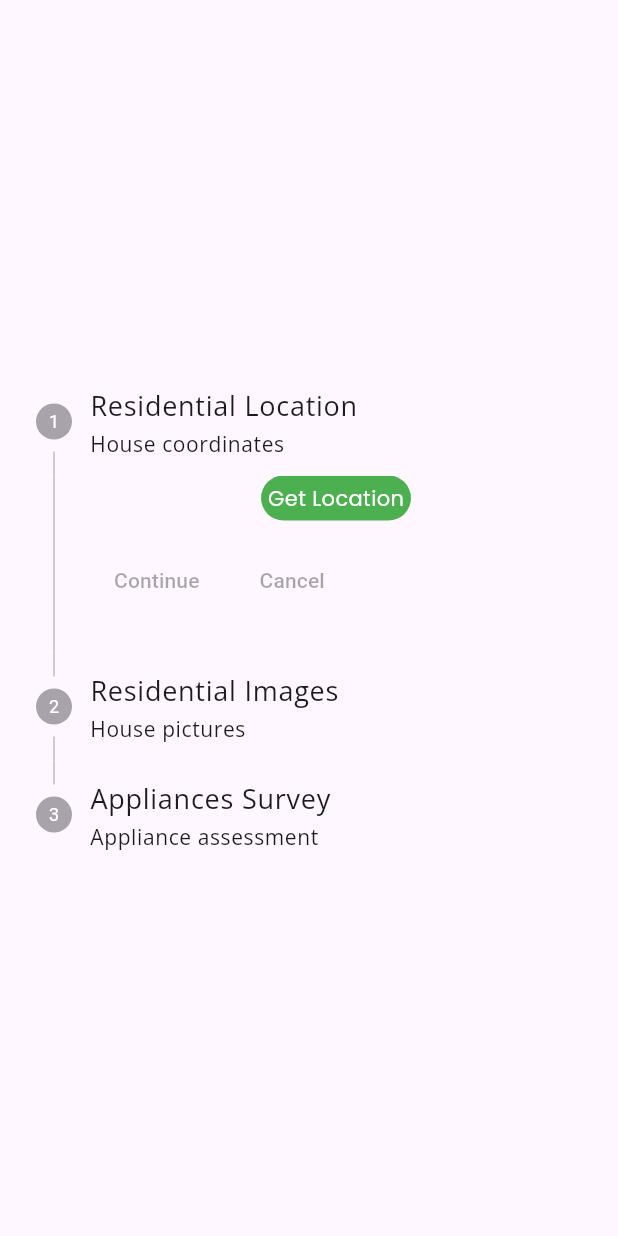
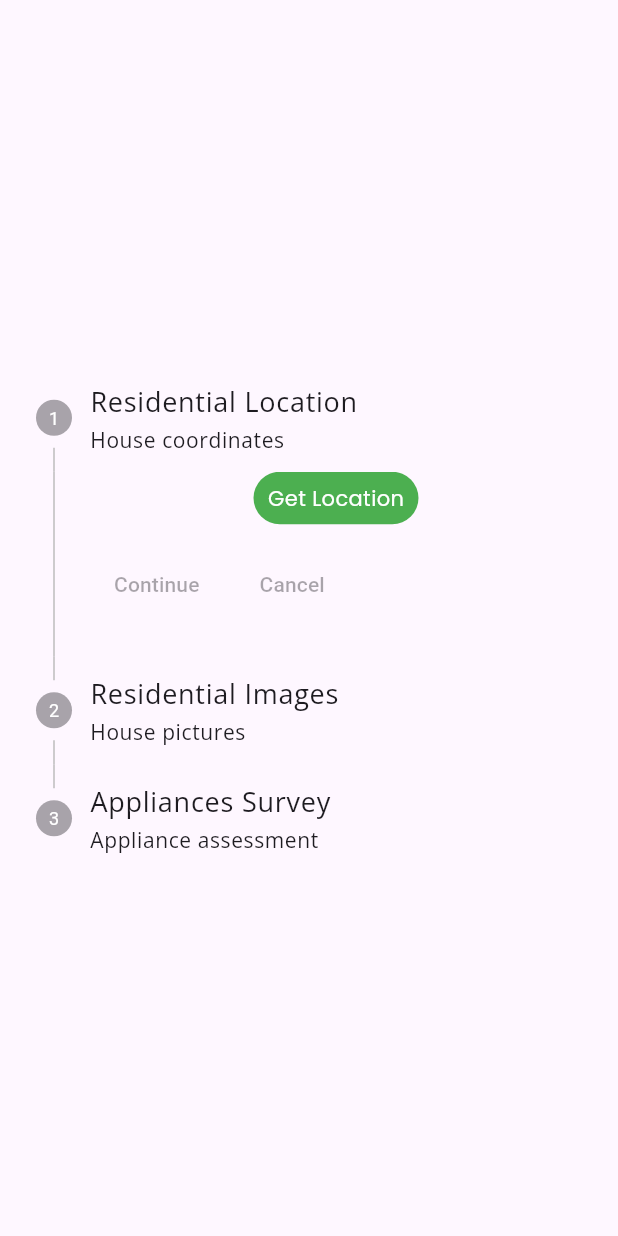
Before and after one commit to ZhenLink/Green-Energy, a Flutter app: the AssessmentSteps screen opened directly with empty values, after a tap on "Get Location", on a phone screen of 412 x 824 dp. Run offline on Flutter 3.47's test engine with Material 2 defaults, Android fonts, the phone set to English and light mode, and no system bars; our stand-ins replace geolocator, get, google_fonts, google_nav_bar; missing offline and left inert: dialog_flowtter; statements that could not run were skipped.

Commit message:
Golocation commit

```diff
--- a/lib/assessment/assessment_steps.dart
+++ b/lib/assessment/assessment_steps.dart
@@ -14,20 +14,66 @@ class AssessmentSteps extends StatefulWidget {
 }
 
 class _AssessmentStepsState extends State<AssessmentSteps> {
+  Future<Position> _determinePosition() async {
+    bool serviceEnabled;
+    LocationPermission permission;
+
+    // Test if location services are enabled.
+    serviceEnabled = await Geolocator.isLocationServiceEnabled();
+    if (!serviceEnabled) {
+      // Location services are not enabled don't continue
+      // accessing the position and request users of the
+      // App to enable the location services.
+      //permission = await Geolocator.requestPermission();
+      return Future.error('Location services are disabled.');
+    }
+
+    permission = await Geolocator.checkPermission();
+    if (permission == LocationPermission.denied) {
+      permission = await Geolocator.requestPermission();
+      if (permission == LocationPermission.denied) {
+        // Permissions are denied, next time you could try
+        // requesting permissions again (this is also where
+        // Android's shouldShowRequestPermissionRationale
+        // returned true. According to Android guidelines
+        // your App should show an explanatory UI now.
+        return Future.error('Location permissions are denied');
+      }
+    }
+
+    if (permission == LocationPermission.deniedForever) {
+      // Permissions are denied forever, handle appropriately.
+      return Future.error(
+          'Location permissions are permanently denied, we cannot request permissions.');
+    }
+
+    // When we reach here, permissions are granted and we can
+    // continue accessing the position of the device.
+    return await Geolocator.getCurrentPosition();
+  }
+
   final List _chosenCategories = Get.arguments;
   final Geolocator _geolocator = Geolocator();
   late Position _currentPosition;
   late int _currentStep = 0;
+  //bool locationStatus = false;
   int _questionIndex = 0;
   ApplianceAssessment data = ApplianceAssessment();
+  late List locationCoordinates = [];
 
   getMyLocation() async {
     Position position = await Geolocator.getCurrentPosition(
-        desiredAccuracy: LocationAccuracy.high);
+        desiredAccuracy: LocationAccuracy.best);
 
     LatLng currentLocation =
         LatLng(latitude: position.latitude, longitude: position.longitude);
-    return print(currentLocation);
+
+    if (currentLocation.latitude == null && currentLocation.longitude == null) {
+      print('Couldnt get location');
+    } else {
+      locationCoordinates.add(currentLocation);
+      print(locationCoordinates);
+    }
   }
 
   void nextQuestion() {
@@ -53,8 +99,8 @@ class _AssessmentStepsState extends State<AssessmentSteps> {
                     style: GoogleFonts.openSans(fontSize: 18)),
                 content: GestureDetector(
                   child: Container(
-                    width: 100,
-                    height: 30,
+                    width: 110,
+                    height: 35,
                     decoration: BoxDecoration(
                       color: Colors.green,
                       borderRadius: BorderRadius.circular(20),
@@ -69,7 +115,7 @@ class _AssessmentStepsState extends State<AssessmentSteps> {
                       ],
                     ),
                   ),
-                  onTap: () => {print(getMyLocation()), print('ressukt')},
+                  onTap: () => {_determinePosition(), getMyLocation()},
                 ),
                 subtitle: Text('House coordinates',
                     style: GoogleFonts.openSans(fontSize: 14))),
```
Also changed, not shown: images/solar.jpg (added), lib/Assistant/user.dart (added), 2 other files.
